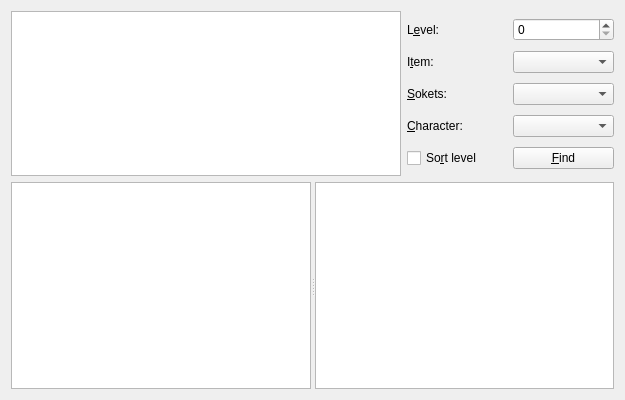
The window that widget.ui (ttyv0/ZyElRunewords) describes before a commit, drawn with Qt 5.
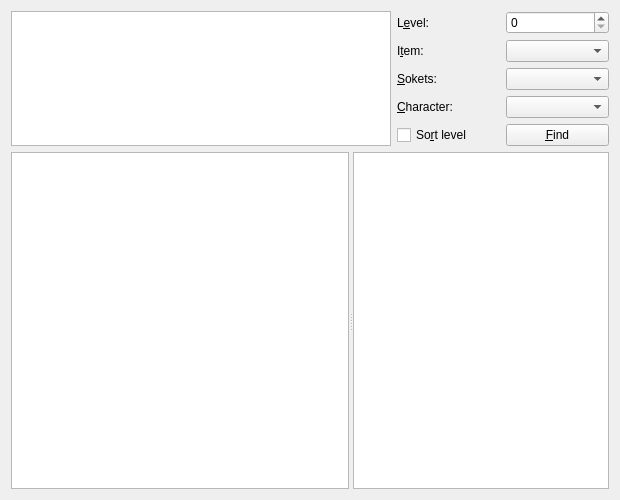
The same window after the commit.

Commit message: Replace propertyes from cpp to ui. Add delegate for charBox. ... and many some things.

```diff
--- a/widget.ui
+++ b/widget.ui
@@ -6,8 +6,8 @@
    <rect>
     <x>0</x>
     <y>0</y>
-    <width>625</width>
-    <height>400</height>
+    <width>620</width>
+    <height>500</height>
    </rect>
   </property>
   <property name="windowTitle">
@@ -18,34 +18,52 @@
     <layout class="QHBoxLayout" name="topHorizontalLayout">
      <item>
       <widget class="QListWidget" name="runesWidget">
+       <property name="sizePolicy">
+        <sizepolicy hsizetype="Fixed" vsizetype="Ignored">
+         <horstretch>1</horstretch>
+         <verstretch>0</verstretch>
+        </sizepolicy>
+       </property>
        <property name="minimumSize">
         <size>
-         <width>390</width>
-         <height>165</height>
+         <width>380</width>
+         <height>0</height>
         </size>
        </property>
-       <property name="maximumSize">
-        <size>
-         <width>390</width>
-         <height>165</height>
-        </size>
+       <property name="verticalScrollBarPolicy">
+        <enum>Qt::ScrollBarAlwaysOff</enum>
+       </property>
+       <property name="horizontalScrollBarPolicy">
+        <enum>Qt::ScrollBarAlwaysOff</enum>
+       </property>
+       <property name="editTriggers">
+        <set>QAbstractItemView::NoEditTriggers</set>
+       </property>
+       <property name="showDropIndicator" stdset="0">
+        <bool>false</bool>
+       </property>
+       <property name="dragDropMode">
+        <enum>QAbstractItemView::NoDragDrop</enum>
        </property>
        <property name="selectionMode">
         <enum>QAbstractItemView::ExtendedSelection</enum>
        </property>
+       <property name="textElideMode">
+        <enum>Qt::ElideNone</enum>
+       </property>
+       <property name="movement">
+        <enum>QListView::Static</enum>
+       </property>
        <property name="viewMode">
         <enum>QListView::IconMode</enum>
        </property>
+       <property name="uniformItemSizes">
+        <bool>true</bool>
+       </property>
       </widget>
      </item>
      <item>
       <layout class="QGridLayout" name="gridLayout">
-       <property name="horizontalSpacing">
-        <number>5</number>
-       </property>
-       <property name="verticalSpacing">
-        <number>3</number>
-       </property>
        <item row="0" column="0">
         <widget class="QLabel" name="levelLabel">
          <property name="text">
@@ -156,24 +174,51 @@
    </item>
    <item>
     <widget class="QSplitter" name="splitter">
+     <property name="sizePolicy">
+      <sizepolicy hsizetype="Expanding" vsizetype="Preferred">
+       <horstretch>0</horstretch>
+       <verstretch>1</verstretch>
+      </sizepolicy>
+     </property>
      <property name="orientation">
       <enum>Qt::Horizontal</enum>
      </property>
-     <widget class="QTableView" name="runewordsTableView"/>
-     <widget class="QTextBrowser" name="textBrowser">
+     <property name="childrenCollapsible">
+      <bool>false</bool>
+     </property>
+     <widget class="QTableView" name="runewordsTableView">
       <property name="sizePolicy">
-       <sizepolicy hsizetype="Minimum" vsizetype="Expanding">
-        <horstretch>0</horstretch>
+       <sizepolicy hsizetype="Expanding" vsizetype="Expanding">
+        <horstretch>1</horstretch>
         <verstretch>0</verstretch>
        </sizepolicy>
       </property>
-      <property name="maximumSize">
-       <size>
-        <width>331</width>
-        <height>16777215</height>
-       </size>
+      <property name="horizontalScrollBarPolicy">
+       <enum>Qt::ScrollBarAsNeeded</enum>
       </property>
+      <property name="editTriggers">
+       <set>QAbstractItemView::NoEditTriggers</set>
+      </property>
+      <property name="selectionMode">
+       <enum>QAbstractItemView::SingleSelection</enum>
+      </property>
+      <property name="selectionBehavior">
+       <enum>QAbstractItemView::SelectRows</enum>
+      </property>
+      <attribute name="horizontalHeaderVisible">
+       <bool>false</bool>
+      </attribute>
+      <attribute name="horizontalHeaderCascadingSectionResizes">
+       <bool>true</bool>
+      </attribute>
+      <attribute name="horizontalHeaderStretchLastSection">
+       <bool>true</bool>
+      </attribute>
+      <attribute name="verticalHeaderVisible">
+       <bool>false</bool>
+      </attribute>
      </widget>
+     <widget class="QTextBrowser" name="textBrowser"/>
     </widget>
    </item>
   </layout>
```
Left out of the diff: 85 changed lines with no effect on the pictures. The commit also changes 2 other files.
